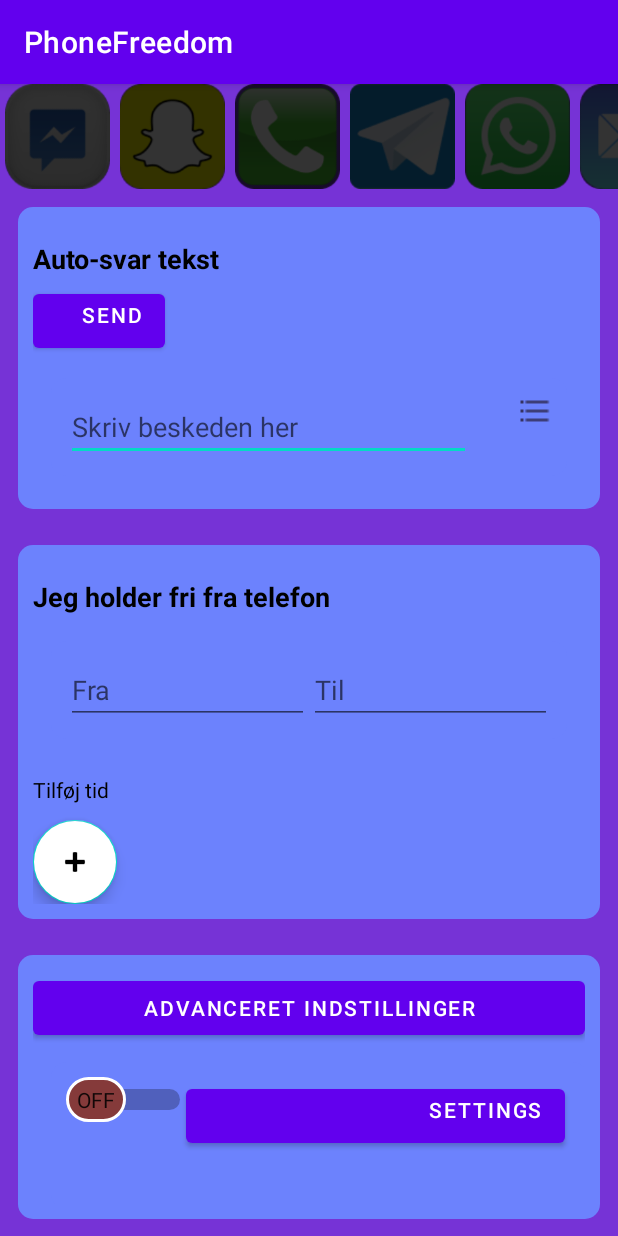
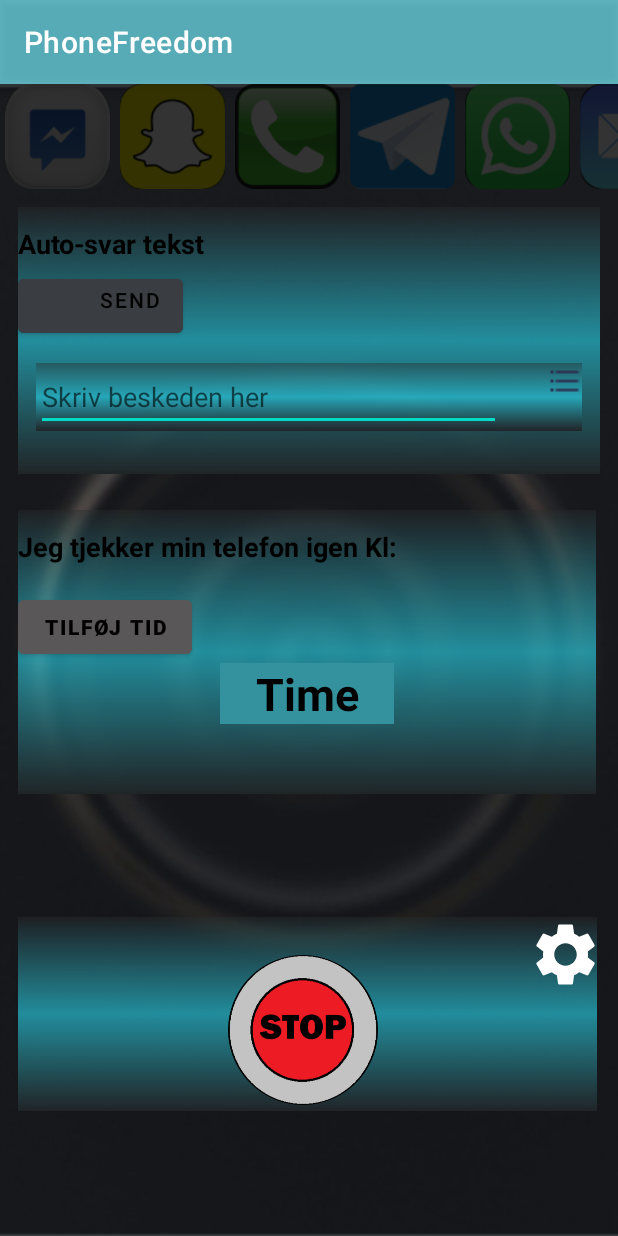
Before and after one commit to digitalbangash1/PhoneFreedom, an Android app: the screen it shows after launch (MainActivity), on a phone screen of 412 x 824 dp. Run offline under Robolectric (Android 15) with nearby library versions, the phone set to English and light mode, and no system bars.

Commit message:
go/stop knap, video animation(ikke færdig i nu), timepicker spinner, design

```diff
--- a/app/src/main/java/dtu/projekt/phonefreedom/MainActivity.kt
+++ b/app/src/main/java/dtu/projekt/phonefreedom/MainActivity.kt
@@ -8,9 +8,10 @@ import java.text.SimpleDateFormat
 import java.util.*
 
 import android.content.Intent
+import android.media.MediaPlayer
+
 import android.widget.EditText
-import androidx.navigation.findNavController
-import kotlinx.coroutines.NonCancellable.start
+
 
 
 class MainActivity : AppCompatActivity() {
@@ -75,37 +76,49 @@ class MainActivity : AppCompatActivity() {
 
     // HelloAlijan
     private fun addTime() {
-        binding.addTime.setOnClickListener {
+        binding.textViewFreeAddTime.setOnClickListener {
             val cal = Calendar.getInstance()
             val timeListen = TimePickerDialog.OnTimeSetListener { timePicker, hour, minute ->
                 cal.set(Calendar.HOUR_OF_DAY, hour)
                 cal.set(Calendar.MINUTE, minute)
 
-                binding.editTextFreeTo.setText(SimpleDateFormat("HH:mm").format(cal.time))
+                binding.editTextFreeTo.setText(SimpleDateFormat("HH : mm").format(cal.time))
             }
             TimePickerDialog(
-                this,
+                this,android.R.style.Theme_Holo_Dialog,
                 timeListen,
                 cal.get(Calendar.HOUR_OF_DAY),
                 cal.get(Calendar.MINUTE),
                 true
             ).show()
-            val secondTime = TimePickerDialog.OnTimeSetListener { timePicker, hour, minute ->
+
+            binding.editTextFreeTo.setOnClickListener {
+                val cal = Calendar.getInstance()
+                val timeListen = TimePickerDialog.OnTimeSetListener { timePicker, hour, minute ->
                     cal.set(Calendar.HOUR_OF_DAY, hour)
                     cal.set(Calendar.MINUTE, minute)
 
-                binding.editTextFreeFrom.setText(SimpleDateFormat("HH:mm").format(cal.time))
+                    binding.editTextFreeTo.setText(SimpleDateFormat("HH : mm").format(cal.time))
                 }
                 TimePickerDialog(
-                this,
-                secondTime,
+                    this,android.R.style.Theme_Holo_Dialog,
+                    timeListen,
                     cal.get(Calendar.HOUR_OF_DAY),
                     cal.get(Calendar.MINUTE),
                     true
                 ).show()
 
+
+            }
+
         }
     }
+
+
+
+
+
+
 
     private fun appButton() {
         binding.whatsappButton.setOnClickListener {
@@ -132,6 +145,10 @@ class MainActivity : AppCompatActivity() {
         binding.MessageButton.setOnClickListener {
             binding.MessageButton.isSelected = !binding.MessageButton.isSelected
         }
+        binding.goandstopButton.setOnClickListener {
+            binding.goandstopButton.isSelected = !binding.goandstopButton.isSelected
+        }
+
 
 
     }
@@ -161,11 +178,11 @@ class MainActivity : AppCompatActivity() {
 //Here we tell android to only send it to whatsapp by setting the package to whatsapp's package.
 //This will not open the app selection dialog as we specifically send to whatsapp
 
-             //sendIntent.setPackage("com.whatsapp") // whatsapp
+             sendIntent.setPackage("com.whatsapp") // whatsapp
             // sendIntent.setPackage("com.facebook.orca") // facebook messeger
             //sendIntent.setPackage("org.telegram.messenger") // telegram
             // sendIntent.setPackage("com.snapchat.android") //snapchat
-             sendIntent.setPackage("com.instagram.android") //instagram
+            //sendIntent.setPackage("com.instagram.android") //instagram
             //  sendIntent.setPackage("com.samsung.android.messaging") // messages
              //sendIntent.setPackage("com.android.server.telecom") Phone call not working // telefon
             //
@@ -173,7 +190,34 @@ class MainActivity : AppCompatActivity() {
 
             startActivity(sendIntent)
         }
+
+
+
     }
 
 
+    /*fun MediaPlayer() {
+        var videoView : VideoView? =null
+        var mediaController : MediaController? = null
+       // videoView = findViewById()
+
+        binding.goandstopButton.setOnClickListener {
+
         }
+
+    }
+    fun GoStopKnap(){
+    var videoView : VideoView? =null
+    var mediaController : MediaController? = null
+    binding.goandstopButton.setOnClickListener {
+
+    }
+    }*/
+
+
+
+
+
+
+
+}
--- a/app/src/main/java/dtu/projekt/phonefreedom/MyNotificationListener.java
+++ b/app/src/main/java/dtu/projekt/phonefreedom/MyNotificationListener.java
@@ -21,23 +21,26 @@ import androidx.core.app.NotificationCompat;
             Log.i(TAG, "Notification Listener connected");
         }
 
+
         @Override
         public void onNotificationPosted(StatusBarNotification sbn) {
             if (!sbn.getPackageName().equals(WA_PACKAGE)) return;
-
             Notification notification = sbn.getNotification();
             Bundle bundle = notification.extras;
             String sender = notification.extras.getString("android.title");
             String from = bundle.getString(NotificationCompat.EXTRA_TITLE);
             String message = bundle.getString(NotificationCompat.EXTRA_TEXT);
+            Toast toast=Toast.makeText(getApplicationContext(),sender,Toast.LENGTH_SHORT);
+            toast.setMargin(50,50);
+            toast.show();
+        }
+        @Override
+        public void onNotificationRemoved(StatusBarNotification sbn) {
+            Log.i("SevenNLS","Notification removed");
+        }
 
 
 
 
-            Toast toast=Toast.makeText(getApplicationContext(),sender,Toast.LENGTH_SHORT);
-            toast.setMargin(50,50);
-            toast.show();
-        }
-
 
     }
--- a/app/src/main/res/drawable/borders.xml
+++ b/app/src/main/res/drawable/borders.xml
@@ -1,6 +1,10 @@
 <?xml version="1.0" encoding="utf-8"?>
-<shape xmlns:android="http://schemas.android.com/apk/res/android" android:shape="rectangle">
-    <corners android:radius="10dp"/>
-    <padding android:left="10dp" android:right="10dp" android:top="10dp" android:bottom="10dp"/>
-    <solid android:color="#6C82FD"/>
+<shape xmlns:android="http://schemas.android.com/apk/res/android">
+
+    <gradient android:startColor="#202527"
+        android:endColor="#6B282B2C"
+        android:centerColor="#A628CCE1"
+        android:type="linear"
+        android:angle="90"></gradient>
+
 </shape>
--- /dev/null
+++ b/app/src/main/res/drawable/goandstop.xml
@@ -0,0 +1,7 @@
+<?xml version="1.0" encoding="utf-8"?>
+<selector xmlns:tools="http://schemas.android.com/tools" xmlns:android="http://schemas.android.com/apk/res/android">
+    <item android:state_pressed="true" android:drawable="@drawable/go" />
+    <item android:state_selected="true" android:drawable="@drawable/go"/>
+    <item android:drawable="@drawable/stop"/>
+
+</selector>
--- /dev/null
+++ b/app/src/main/res/drawable/settingsb.xml
@@ -0,0 +1,10 @@
+<vector xmlns:android="http://schemas.android.com/apk/res/android"
+    android:width="24dp"
+    android:height="24dp"
+    android:viewportWidth="24"
+    android:viewportHeight="24"
+    android:tint="?attr/action">
+  <path
+      android:fillColor="@android:color/white"
+      android:pathData="M19.14,12.94c0.04,-0.3 0.06,-0.61 0.06,-0.94c0,-0.32 -0.02,-0.64 -0.07,-0.94l2.03,-1.58c0.18,-0.14 0.23,-0.41 0.12,-0.61l-1.92,-3.32c-0.12,-0.22 -0.37,-0.29 -0.59,-0.22l-2.39,0.96c-0.5,-0.38 -1.03,-0.7 -1.62,-0.94L14.4,2.81c-0.04,-0.24 -0.24,-0.41 -0.48,-0.41h-3.84c-0.24,0 -0.43,0.17 -0.47,0.41L9.25,5.35C8.66,5.59 8.12,5.92 7.63,6.29L5.24,5.33c-0.22,-0.08 -0.47,0 -0.59,0.22L2.74,8.87C2.62,9.08 2.66,9.34 2.86,9.48l2.03,1.58C4.84,11.36 4.8,11.69 4.8,12s0.02,0.64 0.07,0.94l-2.03,1.58c-0.18,0.14 -0.23,0.41 -0.12,0.61l1.92,3.32c0.12,0.22 0.37,0.29 0.59,0.22l2.39,-0.96c0.5,0.38 1.03,0.7 1.62,0.94l0.36,2.54c0.05,0.24 0.24,0.41 0.48,0.41h3.84c0.24,0 0.44,-0.17 0.47,-0.41l0.36,-2.54c0.59,-0.24 1.13,-0.56 1.62,-0.94l2.39,0.96c0.22,0.08 0.47,0 0.59,-0.22l1.92,-3.32c0.12,-0.22 0.07,-0.47 -0.12,-0.61L19.14,12.94zM12,15.6c-1.98,0 -3.6,-1.62 -3.6,-3.6s1.62,-3.6 3.6,-3.6s3.6,1.62 3.6,3.6S13.98,15.6 12,15.6z"/>
+</vector>
--- a/app/src/main/res/layout/activity_language.xml
+++ b/app/src/main/res/layout/activity_language.xml
@@ -4,7 +4,7 @@
     xmlns:tools="http://schemas.android.com/tools"
     android:layout_width="match_parent"
     android:layout_height="match_parent"
-
+    android:background="@drawable/backg"
     tools:context=".LanguageActivity">
 
     <Spinner
@@ -12,7 +12,8 @@
         android:layout_width="wrap_content"
         android:layout_height="wrap_content"
         android:layout_centerInParent="true"
-        android:minHeight="32dp" />
+        android:minHeight="32dp"
+        android:outlineSpotShadowColor="@color/white"/>
 
 
 </androidx.coordinatorlayout.widget.CoordinatorLayout>
--- a/app/src/main/res/layout/activity_main.xml
+++ b/app/src/main/res/layout/activity_main.xml
@@ -4,10 +4,11 @@
     xmlns:tools="http://schemas.android.com/tools"
     android:layout_width="match_parent"
     android:layout_height="match_parent"
-    android:background="#7633D6"
+    android:background="@drawable/backg"
     android:orientation="vertical"
     tools:context=".MainActivity"
     tools:viewBindingIgnore="false">
+
 
 
     <HorizontalScrollView
@@ -71,7 +72,7 @@
 
     <LinearLayout
         android:layout_width="fill_parent"
-        android:layout_height="wrap_content"
+        android:layout_height="178dp"
         android:layout_margin="12dip"
         android:background="@drawable/borders"
         android:orientation="vertical">
@@ -82,20 +83,22 @@
             android:layout_height="30dp"
             android:layout_marginTop="12dp"
             android:text="@string/autosvar"
-            android:textColor="#000000"
+            android:textColor="#000"
             android:textSize="18sp"
-            android:textStyle="bold" />
+            android:textStyle="bold"
+            android:textColorHint="@color/white"/>
+
+
         <Button
             android:id="@+id/whatsapp_send"
-            android:layout_width="wrap_content"
+            android:layout_width="110dp"
             android:layout_height="wrap_content"
             android:layout_marginRight="5dp"
             android:layout_marginBottom="2dp"
             android:layout_weight="0"
+            android:backgroundTint="#3A3E42"
             android:gravity="end"
             android:text="send" />
-
-
 
         <LinearLayout
             android:layout_width="fill_parent"
@@ -124,15 +127,15 @@
     </LinearLayout>
 
     <LinearLayout
-        android:layout_width="wrap_content"
-        android:layout_height="wrap_content"
+        android:layout_width="385dp"
+        android:layout_height="189dp"
         android:layout_margin="12dip"
         android:background="@drawable/borders"
         android:orientation="vertical">
 
         <TextView
             android:id="@+id/textViewFree"
-            android:layout_width="205dp"
+            android:layout_width="308dp"
             android:layout_height="30dp"
             android:layout_marginTop="12dp"
             android:text="@string/holderfrifratlf"
@@ -140,116 +143,63 @@
             android:textSize="18sp"
             android:textStyle="bold" />
 
-        <LinearLayout
-            android:layout_width="wrap_content"
+        <Button
+            android:id="@+id/textViewFreeAddTime"
+            android:layout_width="116dp"
             android:layout_height="wrap_content"
-            android:layout_margin="12dip"
-            android:background="@drawable/borders"
-            android:orientation="horizontal">
+            android:layout_marginTop="12dp"
+            android:text="@string/add_time"
+            android:textColor="#000000"
+            android:textStyle="bold"
+            android:backgroundTint="#595757"/>
 
-            <EditText
-                android:id="@+id/editTextFreeFrom"
-                android:layout_width="wrap_content"
-                android:layout_height="wrap_content"
-                android:layout_weight="1"
-                android:ems="10"
-                android:hint="@string/fra"
-                android:inputType="time"
-                android:text="" />
-
-            <EditText
-                android:id="@+id/editTextFreeTo"
-                android:layout_width="wrap_content"
-                android:layout_height="wrap_content"
-                android:layout_weight="1"
-                android:ems="10"
-                android:hint="@string/til"
-                android:inputType="time"
-                android:text="" />
-        </LinearLayout>
 
         <TextView
-            android:id="@+id/textViewFreeAddTime"
-            android:layout_width="178dp"
-            android:layout_height="30dp"
-            android:layout_marginTop="12dp"
-            android:text="@string/add_time"
-            android:textColor="#000000" />
+            android:id="@+id/editTextFreeTo"
+            android:layout_width="116dp"
+            android:layout_height="wrap_content"
+            android:layout_gravity="center"
+            android:ems="10"
+            android:hint="@string/til"
+            android:inputType="time"
+            android:text="Time"
+            android:gravity="center"
+            android:textColor="@color/black"
+            android:textSize="30dp"
+            android:textStyle="bold"
+            android:background="#33929E"/>
 
 
-        android:layout_width="wrap_content"
-        android:layout_height="wrap_content"
-        android:layout_margin="12dip"
+    </LinearLayout>
+
+    <LinearLayout
+        android:layout_width="386dp"
+        android:layout_height="129dp"
+        android:layout_marginStart="12dp"
+        android:layout_marginTop="70dp"
+
         android:background="@drawable/borders"
         android:orientation="horizontal">
 
 
-        <com.google.android.material.floatingactionbutton.FloatingActionButton
-            android:id="@+id/add_time"
-            android:layout_width="wrap_content"
-            android:layout_height="wrap_content"
-            android:background="#4CAF50"
-            android:backgroundTint="@color/white"
-            android:clickable="true"
-            android:focusable="true"
-            app:srcCompat="@android:drawable/ic_input_add" />
+        <ImageButton
+            android:id="@+id/goandstopButton"
+            style="@style/availableAppsItem"
+            android:layout_width="100dp"
+            android:layout_height="100dp"
+            android:layout_marginHorizontal="3dp"
+            android:layout_marginStart="140dp"
+            android:layout_marginTop="25dp"
+            android:background="@drawable/goandstop" />
 
-    </LinearLayout>
-
-    <LinearLayout
-        android:layout_width="fill_parent"
-        android:layout_height="176dp"
-        android:layout_margin="12dip"
-        android:background="@drawable/borders"
-        android:orientation="vertical">
-
-        <Button
-            android:layout_width="fill_parent"
-            android:layout_height="wrap_content"
-            android:layout_marginTop="1dp"
-            android:text="Advanceret Indstillinger" />
-
-
-        <LinearLayout
-            android:layout_width="358dp"
-            android:layout_height="98dp"
-            android:layout_margin="12dip"
-            android:background="@drawable/borders"
-            android:orientation="horizontal">
-
-
-            <Switch
-                android:id="@+id/SwitchOnOff"
-                android:layout_width="wrap_content"
-                android:layout_height="wrap_content"
-                android:gravity="end"
-                android:showText="true"
-                android:textOff="OFF"
-                android:textOn="ON"
-                android:textSize="25dp"
-                android:textStyle="bold"
-                android:thumb="@drawable/sw_thumb"
-                tools:ignore="UseSwitchCompatOrMaterialXml">
-
-            </Switch>
-
-            <Button
-                android:id="@+id/toSettings"
-                android:layout_width="wrap_content"
-                android:layout_height="wrap_content"
-                android:layout_marginRight="5dp"
-                android:layout_marginBottom="2dp"
-                android:layout_weight="1"
-                android:gravity="end"
-                android:text="@string/settings" />
-
-        </LinearLayout>
-
-        <!--    <FrameLayout-->
-        <!--        android:id="@+id/fragment_menu"-->
-        <!--        android:layout_width="213dp"-->
-        <!--        android:layout_height="18dp"-->
-        <!--        android:layout_weight="0.1" />-->
+        <ImageButton
+            android:id="@+id/toSettings"
+            style="@style/availableAppsItem"
+            android:layout_width="50dp"
+            android:layout_height="50dp"
+            android:layout_marginHorizontal="100dp"
+            android:layout_marginTop="0dp"
+            android:background="@drawable/settingsb" />
 
     </LinearLayout>
 </LinearLayout>
--- a/app/src/main/res/layout/activity_predefined_messages.xml
+++ b/app/src/main/res/layout/activity_predefined_messages.xml
@@ -5,7 +5,8 @@
     android:layout_width="match_parent"
     android:layout_height="match_parent"
     android:orientation="vertical"
-    tools:context=".PredefinedMessagesActivity">
+    tools:context=".PredefinedMessagesActivity"
+    android:background="@drawable/backg">
 
     <TextView
         android:id="@+id/textViewMobileFree"
@@ -14,7 +15,7 @@
         android:text="Jeg holder mobilfri ..."
         android:textStyle="bold"
         android:layout_margin="10dp"
-        android:textColor="#000000"
+        android:textColor="#FFFFFF"
         android:layout_gravity="center"
         />
 
@@ -22,6 +23,8 @@
         android:id="@+id/listViewPredefinedMessage"
         android:layout_width="match_parent"
         android:layout_height="fill_parent"
+
+
         />
 
 
--- a/app/src/main/res/values/strings.xml
+++ b/app/src/main/res/values/strings.xml
@@ -1,10 +1,10 @@
 <resources>
     <string name="app_name">PhoneFreedom</string>
     <string name="autosvar">Auto-svar tekst</string>
-    <string name="holderfrifratlf">Jeg holder fri fra telefon</string>
+    <string name="holderfrifratlf">Jeg tjekker min telefon igen Kl:</string>
     <string name="write_msg">Skriv beskeden her</string>
     <string name="fra">Fra</string>
-    <string name="til">Til</string>
+    <string name="til">Time</string>
     <string name="start"> </string>
     <string name="end"> </string>
     <string name="settings">Settings</string>
--- a/app/src/main/res/values/themes.xml
+++ b/app/src/main/res/values/themes.xml
@@ -2,9 +2,9 @@
     <!-- Base application theme. -->
     <style name="Theme.PhoneFreedom" parent="Theme.MaterialComponents.DayNight.DarkActionBar">
         <!-- Primary brand color. -->
-        <item name="colorPrimary">@color/purple_500</item>
-        <item name="colorPrimaryVariant">@color/purple_700</item>
-        <item name="colorOnPrimary">@color/white</item>
+        <item name="colorPrimary">#A91593A3</item>
+        <item name="colorPrimaryVariant">#303132</item>
+        <item name="colorOnPrimary">@color/black</item>
         <!-- Secondary brand color. -->
         <item name="colorSecondary">@color/teal_200</item>
         <item name="colorSecondaryVariant">@color/teal_700</item>
```
Also changed, not shown: app/src/main/res/drawable/backg.png (added), app/src/main/res/drawable/go.png (added), app/src/main/res/drawable/stop.png (added), 1 other file. Lines whose indentation alone changed are shown as unchanged.
